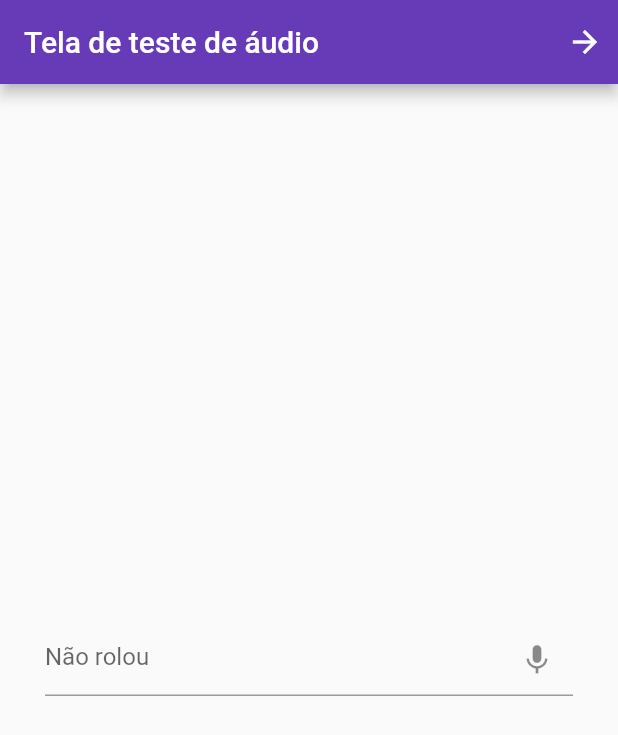
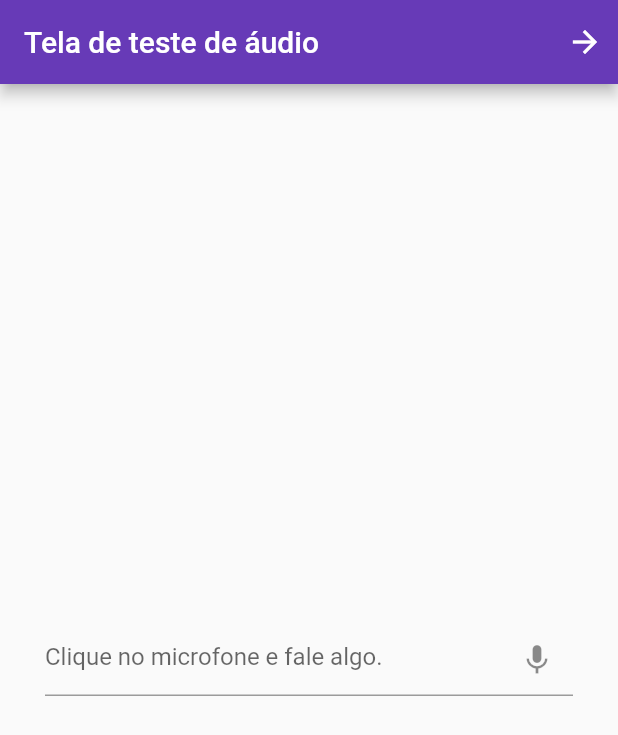
Before and after one commit to Joe02/chatbot, a Flutter app: the screen it shows after launch, on a phone screen of 412 x 824 dp. Shown: the top 735 px of the screen. Run offline on Flutter 3.47's test engine with Material 2 defaults, Android fonts, the phone set to English and light mode, and no system bars; our stand-ins replace flutter_tts, speech_to_text; missing offline and left inert: flutter_dialogflow.

Commit message:
New comments for detailed explanation.

```diff
--- a/lib/pages/audio_test_page.dart
+++ b/lib/pages/audio_test_page.dart
@@ -12,7 +12,6 @@ class AudioTestPage extends StatefulWidget {
 
 class AudioTestPageState extends State<AudioTestPage> {
   TextEditingController _textController = TextEditingController();
-  bool _worked = false;
   var helper = AudioRecognitionHelper();
 
   @override
@@ -45,7 +44,7 @@ class AudioTestPageState extends State<AudioTestPage> {
           child: TextField(
             controller: _textController,
             decoration: InputDecoration(
-                hintText: _worked ? "Deu certo" : "Não rolou",
+              hintText: "Clique no microfone e fale algo.",
                 suffixIcon: InkWell(
                   onTap: () {
                     getsAudioResponse();
@@ -58,26 +57,31 @@ class AudioTestPageState extends State<AudioTestPage> {
     );
   }
 
+  //Listens to user audio
   getsAudioResponse() async {
     helper.startListening();
+
+    //While the user's words == null
     while (helper.lastWords == "") {
       await Future.delayed(Duration(seconds: 1));
     }
+
+    //Once the user say something :
     setState(() {
       _textController.text = helper.lastWords;
-      _worked = true;
     });
+
+    //Dialog flow request for Dialog flow response via tts.
     _dialogFlowRequest(query: _textController.text);
   }
 
   //Sends user message to dialogFlow and gets it's reply.
   _dialogFlowRequest({String query}) async {
-    AuthGoogle authGoogle =
-        await AuthGoogle(fileJson: "assets/credentials.json").build();
-    Dialogflow dialogflow =
-        Dialogflow(authGoogle: authGoogle, language: "pt-BR");
+    AuthGoogle authGoogle = await AuthGoogle(fileJson: "assets/credentials.json").build();
+    Dialogflow dialogflow = Dialogflow(authGoogle: authGoogle, language: "pt-BR");
     AIResponse response = await dialogflow.detectIntent(query);
 
+    //Configures flutterTts
     FlutterTts flutterTts = FlutterTts();
     flutterTts.setLanguage('pt_BR');
     flutterTts.setPitch(3);
```
